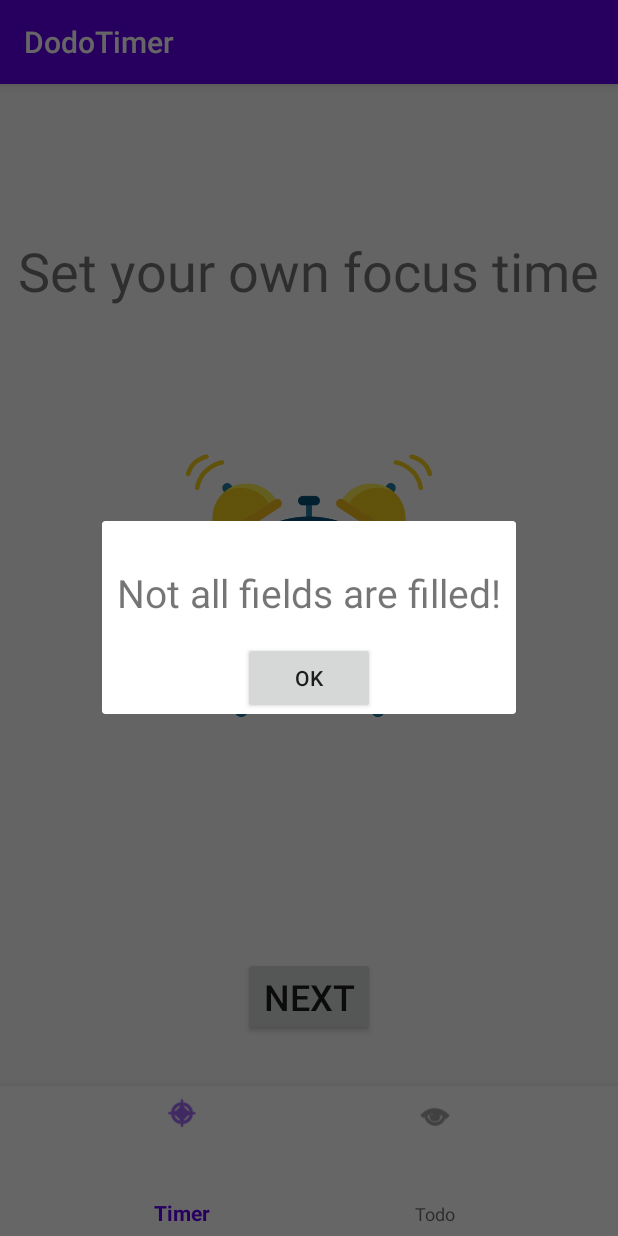
After one commit to SauleStan/nativeApp, an Android app: the fragment EmptyDialogFragment placed in its activity, on a phone screen of 412 x 824 dp. The commit adds this screen. Run offline under Robolectric (Android 15) with nearby library versions, the phone set to English and light mode, and no system bars; our stand-ins replace navigation-ui; libraries missing offline, so code that uses them is left out: androidx.emoji.bundled, androidx.emoji.text; 2 statements that could not run were skipped.

Commit message:
doesn't allow empty fields to be submitted

```diff
--- /dev/null
+++ b/app/src/main/java/eif/viko/lt/focustimer/Fragments/EmptyDialogFragment.kt
@@ -0,0 +1,26 @@
+package eif.viko.lt.focustimer.Fragments
+
+import android.os.Bundle
+import android.view.LayoutInflater
+import android.view.View
+import android.view.ViewGroup
+import androidx.fragment.app.DialogFragment
+import eif.viko.lt.focustimer.R
+import kotlinx.android.synthetic.main.fragment_empty_dialog.view.*
+
+class EmptyDialogFragment : DialogFragment() {
+
+    override fun onCreateView(
+        inflater: LayoutInflater,
+        container: ViewGroup?,
+        savedInstanceState: Bundle?
+    ): View? {
+        var rootView: View = inflater.inflate(R.layout.fragment_empty_dialog, container, false)
+
+        rootView.ok_button.setOnClickListener {
+            dismiss()
+        }
+
+        return rootView
+    }
+}
--- /dev/null
+++ b/app/src/main/res/layout/fragment_empty_dialog.xml
@@ -0,0 +1,32 @@
+<?xml version="1.0" encoding="utf-8"?>
+<androidx.constraintlayout.widget.ConstraintLayout xmlns:android="http://schemas.android.com/apk/res/android"
+    android:layout_width="match_parent"
+    android:layout_height="match_parent"
+    xmlns:app="http://schemas.android.com/apk/res-auto">
+
+    <TextView
+        android:id="@+id/empty_dialog_title"
+        android:layout_width="wrap_content"
+        android:layout_height="wrap_content"
+        android:layout_marginStart="10dp"
+        android:layout_marginLeft="10dp"
+        android:layout_marginTop="30dp"
+        android:layout_marginEnd="10dp"
+        android:layout_marginRight="10dp"
+        android:text="Not all fields are filled!"
+        android:textSize="26sp"
+        app:layout_constraintEnd_toEndOf="parent"
+        app:layout_constraintStart_toStartOf="parent"
+        app:layout_constraintTop_toTopOf="parent" />
+
+    <Button
+        android:id="@+id/ok_button"
+        android:layout_width="wrap_content"
+        android:layout_height="wrap_content"
+        android:layout_marginTop="15dp"
+        android:text="ok"
+        app:layout_constraintEnd_toEndOf="parent"
+        app:layout_constraintStart_toStartOf="parent"
+        app:layout_constraintTop_toBottomOf="@+id/empty_dialog_title" />
+
+</androidx.constraintlayout.widget.ConstraintLayout>
```
Also changed, not shown: app/src/main/java/eif/viko/lt/focustimer/Fragments/ToDoFragment.kt (+12 -31 lines), app/src/main/res/layout/list_item_layout.xml (+0 -11 lines).
